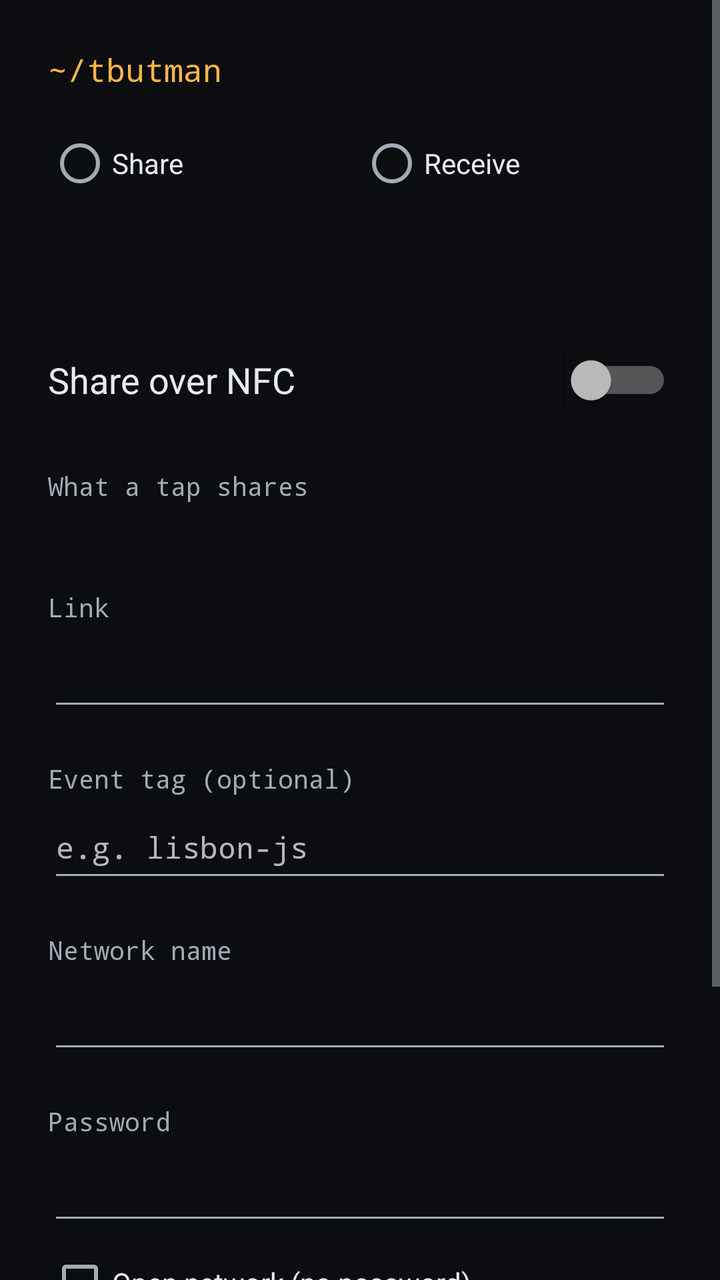
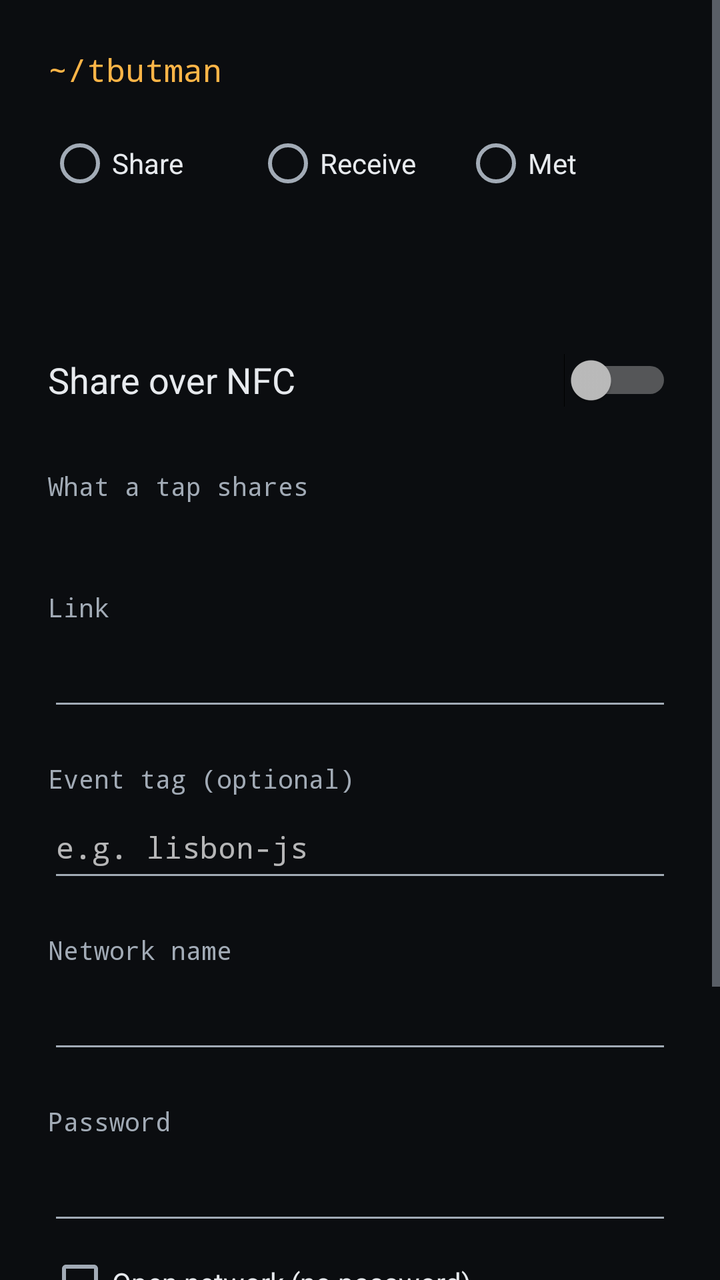

Compare the two renders of this Android layout. The source of the first and the diff that turns it into the second are given below.
<!-- AndroidManifest.xml: application theme Theme.NfcShare -->
<!-- res/layout/activity_main.xml -->
<?xml version="1.0" encoding="utf-8"?>
<ScrollView xmlns:android="http://schemas.android.com/apk/res/android"
    android:layout_width="match_parent"
    android:layout_height="match_parent"
    android:fitsSystemWindows="true">

    <LinearLayout
        android:layout_width="match_parent"
        android:layout_height="wrap_content"
        android:orientation="vertical"
        android:padding="24dp">

        <TextView
            android:layout_width="wrap_content"
            android:layout_height="wrap_content"
            android:fontFamily="monospace"
            android:text="@string/title"
            android:textColor="@color/accent"
            android:textSize="16sp" />

        <RadioGroup
            android:id="@+id/tabs"
            android:layout_width="match_parent"
            android:layout_height="wrap_content"
            android:layout_marginTop="12dp"
            android:orientation="horizontal">

            <RadioButton
                android:id="@+id/tab_share"
                android:layout_width="0dp"
                android:layout_height="wrap_content"
                android:layout_weight="1"
                android:minHeight="48dp"
                android:text="@string/tab_share"
                android:textColor="@color/text" />

            <RadioButton
                android:id="@+id/tab_receive"
                android:layout_width="0dp"
                android:layout_height="wrap_content"
                android:layout_weight="1"
                android:minHeight="48dp"
                android:text="@string/tab_receive"
                android:textColor="@color/text" />
        </RadioGroup>

        <TextView
            android:id="@+id/status"
            android:layout_width="match_parent"
            android:layout_height="wrap_content"
            android:layout_marginTop="12dp"
            android:textColor="@color/text"
            android:textSize="24sp"
            android:textStyle="bold" />

        <TextView
            android:id="@+id/sent"
            android:layout_width="match_parent"
            android:layout_height="wrap_content"
            android:layout_marginTop="12dp"
            android:background="@color/accent"
            android:gravity="center"
            android:padding="12dp"
            android:text="@string/sent"
            android:textColor="@color/bg"
            android:textSize="20sp"
            android:textStyle="bold"
            android:visibility="gone" />

        <Button
            android:id="@+id/nfc_settings"
            android:layout_width="wrap_content"
            android:layout_height="wrap_content"
            android:layout_marginTop="12dp"
            android:text="@string/open_nfc_settings"
            android:visibility="gone" />

        
        <LinearLayout
            android:id="@+id/share_panel"
            android:layout_width="match_parent"
            android:layout_height="wrap_content"
            android:orientation="vertical">

            <Switch
                android:id="@+id/toggle"
                android:layout_width="match_parent"
                android:layout_height="wrap_content"
                android:layout_marginTop="16dp"
                android:minHeight="48dp"
                android:text="@string/toggle"
                android:textColor="@color/text"
                android:textSize="18sp" />

            <TextView
                style="@style/Label"
                android:text="@string/what_label" />

            <RadioGroup
                android:id="@+id/presets"
                android:layout_width="match_parent"
                android:layout_height="wrap_content" />

            <TextView
                android:id="@+id/share_hint"
                android:layout_width="match_parent"
                android:layout_height="wrap_content"
                android:layout_marginTop="4dp"
                android:textColor="@color/muted"
                android:textSize="14sp" />

            <LinearLayout
                android:id="@+id/custom_row"
                android:layout_width="match_parent"
                android:layout_height="wrap_content"
                android:orientation="vertical">

                <TextView
                    style="@style/Label"
                    android:labelFor="@id/url"
                    android:text="@string/url_label" />

                <EditText
                    android:id="@+id/url"
                    style="@style/Field"
                    android:importantForAutofill="no"
                    android:imeOptions="actionDone"
                    android:inputType="textUri" />
            </LinearLayout>

            <LinearLayout
                android:id="@+id/event_row"
                android:layout_width="match_parent"
                android:layout_height="wrap_content"
                android:orientation="vertical">

                <TextView
                    style="@style/Label"
                    android:labelFor="@id/event"
                    android:text="@string/event_label" />

                <EditText
                    android:id="@+id/event"
                    style="@style/Field"
                    android:importantForAutofill="no"
                    android:hint="@string/event_hint"
                    android:imeOptions="actionDone"
                    android:inputType="text" />
            </LinearLayout>

            <LinearLayout
                android:id="@+id/wifi_rows"
                android:layout_width="match_parent"
                android:layout_height="wrap_content"
                android:orientation="vertical">

                <TextView
                    style="@style/Label"
                    android:labelFor="@id/wifi_ssid"
                    android:text="@string/wifi_ssid_label" />

                <EditText
                    android:id="@+id/wifi_ssid"
                    style="@style/Field"
                    android:importantForAutofill="no"
                    android:imeOptions="actionNext"
                    android:inputType="text" />

                <TextView
                    style="@style/Label"
                    android:labelFor="@id/wifi_password"
                    android:text="@string/wifi_password_label" />

                <EditText
                    android:id="@+id/wifi_password"
                    style="@style/Field"
                    android:importantForAutofill="no"
                    android:imeOptions="actionDone"
                    android:inputType="textVisiblePassword" />

                <CheckBox
                    android:id="@+id/wifi_open"
                    android:layout_width="wrap_content"
                    android:layout_height="wrap_content"
                    android:minHeight="48dp"
                    android:text="@string/wifi_open"
                    android:textColor="@color/text" />
            </LinearLayout>

            <ImageView
                android:id="@+id/qr"
                android:layout_width="match_parent"
                android:layout_height="wrap_content"
                android:layout_marginTop="20dp"
                android:adjustViewBounds="true"
                android:contentDescription="@string/qr_description"
                android:scaleType="fitCenter" />

            <TextView
                android:id="@+id/qr_hint"
                android:layout_width="wrap_content"
                android:layout_height="wrap_content"
                android:layout_marginTop="8dp"
                android:text="@string/qr_hint"
                android:textColor="@color/muted"
                android:textSize="14sp" />

            <TextView
                android:id="@+id/reads"
                android:layout_width="wrap_content"
                android:layout_height="wrap_content"
                android:layout_marginTop="20dp"
                android:fontFamily="monospace"
                android:textColor="@color/muted"
                android:textSize="13sp" />

            <Button
                android:id="@+id/add_tile"
                style="?android:attr/borderlessButtonStyle"
                android:layout_width="wrap_content"
                android:layout_height="wrap_content"
                android:layout_marginTop="8dp"
                android:text="@string/add_tile"
                android:textAllCaps="false"
                android:textColor="@color/accent" />
        </LinearLayout>

        
        <LinearLayout
            android:id="@+id/receive_panel"
            android:layout_width="match_parent"
            android:layout_height="wrap_content"
            android:orientation="vertical"
            android:visibility="gone">

            <TextView
                style="@style/Label"
                android:text="@string/received_label" />

            <TextView
                android:id="@+id/received_empty"
                android:layout_width="match_parent"
                android:layout_height="wrap_content"
                android:layout_marginTop="8dp"
                android:text="@string/received_empty"
                android:textColor="@color/muted"
                android:textSize="14sp" />

            <LinearLayout
                android:id="@+id/received_list"
                android:layout_width="match_parent"
                android:layout_height="wrap_content"
                android:orientation="vertical" />

            <Button
                android:id="@+id/clear_received"
                style="?android:attr/borderlessButtonStyle"
                android:layout_width="wrap_content"
                android:layout_height="wrap_content"
                android:text="@string/clear_received"
                android:textAllCaps="false"
                android:textColor="@color/accent" />
        </LinearLayout>
    </LinearLayout>
</ScrollView>
<!-- resources referenced by this layout -->
<resources>
  <color name="accent">#FFB547</color>
  <color name="bg">#0B0D10</color>
  <color name="muted">#A2ABB6</color>
  <color name="text">#E7EAEE</color>
  <string name="add_tile">Add to Quick Settings</string>
  <string name="clear_received">Clear history</string>
  <string name="event_hint">e.g. lisbon-js</string>
  <string name="event_label">Event tag (optional)</string>
  <string name="open_nfc_settings">Open NFC settings</string>
  <string name="qr_description">QR code for what a tap shares</string>
  <string name="qr_hint">No NFC on their phone? They can scan this.</string>
  <string name="received_empty">Nothing yet. Tags, NFC business cards and phones running this app all work.</string>
  <string name="received_label">Received</string>
  <string name="sent">Sent ✓</string>
  <string name="tab_receive">Receive</string>
  <string name="tab_share">Share</string>
  <string name="title">~/tbutman</string>
  <string name="toggle">Share over NFC</string>
  <string name="url_label">Link</string>
  <string name="what_label">What a tap shares</string>
  <string name="wifi_open">Open network (no password)</string>
  <string name="wifi_password_label">Password</string>
  <string name="wifi_ssid_label">Network name</string>
  <style name="Field">
          <item name="android:layout_width">match_parent</item>
          <item name="android:layout_height">wrap_content</item>
          <item name="android:minHeight">48dp</item>
          <item name="android:fontFamily">monospace</item>
          <item name="android:importantForAutofill">no</item>
          <item name="android:textColor">@color/text</item>
          <item name="android:textSize">15sp</item>
      </style>
  <style name="Label">
          <item name="android:layout_width">wrap_content</item>
          <item name="android:layout_height">wrap_content</item>
          <item name="android:layout_marginTop">20dp</item>
          <item name="android:fontFamily">monospace</item>
          <item name="android:textColor">@color/muted</item>
          <item name="android:textSize">13sp</item>
      </style>
  <style name="Theme.NfcShare" parent="android:Theme.Material.NoActionBar">
          <item name="android:windowBackground">@color/bg</item>
          <item name="android:colorBackground">@color/bg</item>
          <item name="android:colorAccent">@color/accent</item>
          <item name="android:colorPrimary">@color/bg</item>
          <item name="android:statusBarColor">@color/bg</item>
          <item name="android:navigationBarColor">@color/bg</item>
          <item name="android:textColorPrimary">@color/text</item>
          <item name="android:textColorSecondary">@color/muted</item>
      </style>
</resources>

<!-- the commit's change to res/layout/activity_main.xml (unified diff, before → after) -->
@@ -42,6 +42,15 @@
                 android:minHeight="48dp"
                 android:text="@string/tab_receive"
                 android:textColor="@color/text" />
+
+            <RadioButton
+                android:id="@+id/tab_met"
+                android:layout_width="0dp"
+                android:layout_height="wrap_content"
+                android:layout_weight="1"
+                android:minHeight="48dp"
+                android:text="@string/tab_met"
+                android:textColor="@color/text" />
         </RadioGroup>
 
         <TextView
@@ -53,19 +62,39 @@
             android:textSize="24sp"
             android:textStyle="bold" />
 
-        <TextView
+        <LinearLayout
             android:id="@+id/sent"
             android:layout_width="match_parent"
             android:layout_height="wrap_content"
             android:layout_marginTop="12dp"
             android:background="@color/accent"
-            android:gravity="center"
-            android:padding="12dp"
-            android:text="@string/sent"
-            android:textColor="@color/bg"
-            android:textSize="20sp"
-            android:textStyle="bold"
-            android:visibility="gone" />
+            android:gravity="center_vertical"
+            android:orientation="horizontal"
+            android:paddingStart="16dp"
+            android:paddingEnd="8dp"
+            android:visibility="gone">
+
+            <TextView
+                android:layout_width="0dp"
+                android:layout_height="wrap_content"
+                android:layout_weight="1"
+                android:paddingTop="12dp"
+                android:paddingBottom="12dp"
+                android:text="@string/sent"
+                android:textColor="@color/bg"
+                android:textSize="20sp"
+                android:textStyle="bold" />
+
+            <Button
+                android:id="@+id/sent_note"
+                style="?android:attr/borderlessButtonStyle"
+                android:layout_width="wrap_content"
+                android:layout_height="wrap_content"
+                android:text="@string/met_add_note"
+                android:textAllCaps="false"
+                android:textColor="@color/bg"
+                android:textStyle="bold" />
+        </LinearLayout>
 
         <Button
             android:id="@+id/nfc_settings"
@@ -227,6 +256,55 @@
 
         
         <LinearLayout
+            android:id="@+id/met_panel"
+            android:layout_width="match_parent"
+            android:layout_height="wrap_content"
+            android:orientation="vertical"
+            android:visibility="gone">
+
+            <LinearLayout
+                android:layout_width="match_parent"
+                android:layout_height="wrap_content"
+                android:layout_marginTop="12dp"
+                android:orientation="horizontal">
+
+                <Button
+                    android:id="@+id/met_add"
+                    style="?android:attr/borderlessButtonStyle"
+                    android:layout_width="wrap_content"
+                    android:layout_height="wrap_content"
+                    android:text="@string/met_add_someone"
+                    android:textAllCaps="false"
+                    android:textColor="@color/accent" />
+
+                <Button
+                    android:id="@+id/met_export"
+                    style="?android:attr/borderlessButtonStyle"
+                    android:layout_width="wrap_content"
+                    android:layout_height="wrap_content"
+                    android:text="@string/met_export"
+                    android:textAllCaps="false"
+                    android:textColor="@color/accent" />
+            </LinearLayout>
+
+            <TextView
+                android:id="@+id/met_empty"
+                android:layout_width="match_parent"
+                android:layout_height="wrap_content"
+                android:layout_marginTop="8dp"
+                android:text="@string/met_empty"
+                android:textColor="@color/muted"
+                android:textSize="14sp" />
+
+            <LinearLayout
+                android:id="@+id/met_list"
+                android:layout_width="match_parent"
+                android:layout_height="wrap_content"
+                android:orientation="vertical" />
+        </LinearLayout>
+
+        
+        <LinearLayout
             android:id="@+id/receive_panel"
             android:layout_width="match_parent"
             android:layout_height="wrap_content"
<!-- resource entries referenced after the edit -->
@@ -8,12 +8,17 @@
   <string name="clear_received">Clear history</string>
   <string name="event_hint">e.g. lisbon-js</string>
   <string name="event_label">Event tag (optional)</string>
+  <string name="met_add_note">Add a note</string>
+  <string name="met_add_someone">Add someone</string>
+  <string name="met_empty">Nobody yet. Every completed tap lands here with the time, event tag and what you shared. QR scans can\'t be detected, so add those with Add someone.</string>
+  <string name="met_export">Export</string>
   <string name="open_nfc_settings">Open NFC settings</string>
   <string name="qr_description">QR code for what a tap shares</string>
   <string name="qr_hint">No NFC on their phone? They can scan this.</string>
   <string name="received_empty">Nothing yet. Tags, NFC business cards and phones running this app all work.</string>
   <string name="received_label">Received</string>
   <string name="sent">Sent ✓</string>
+  <string name="tab_met">Met</string>
   <string name="tab_receive">Receive</string>
   <string name="tab_share">Share</string>
   <string name="title">~/tbutman</string>
